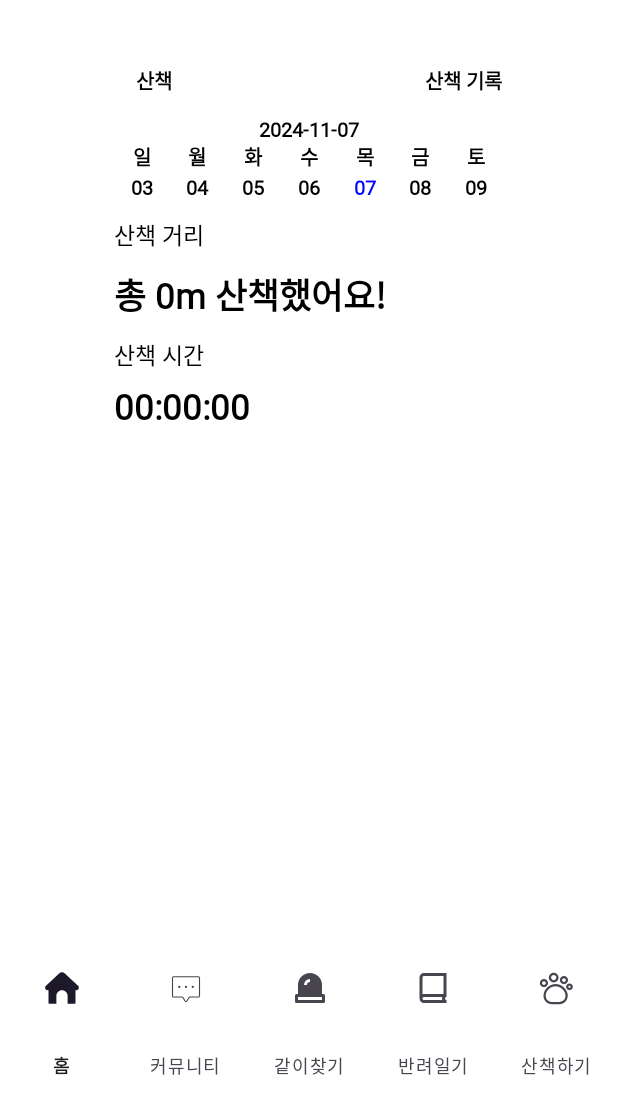
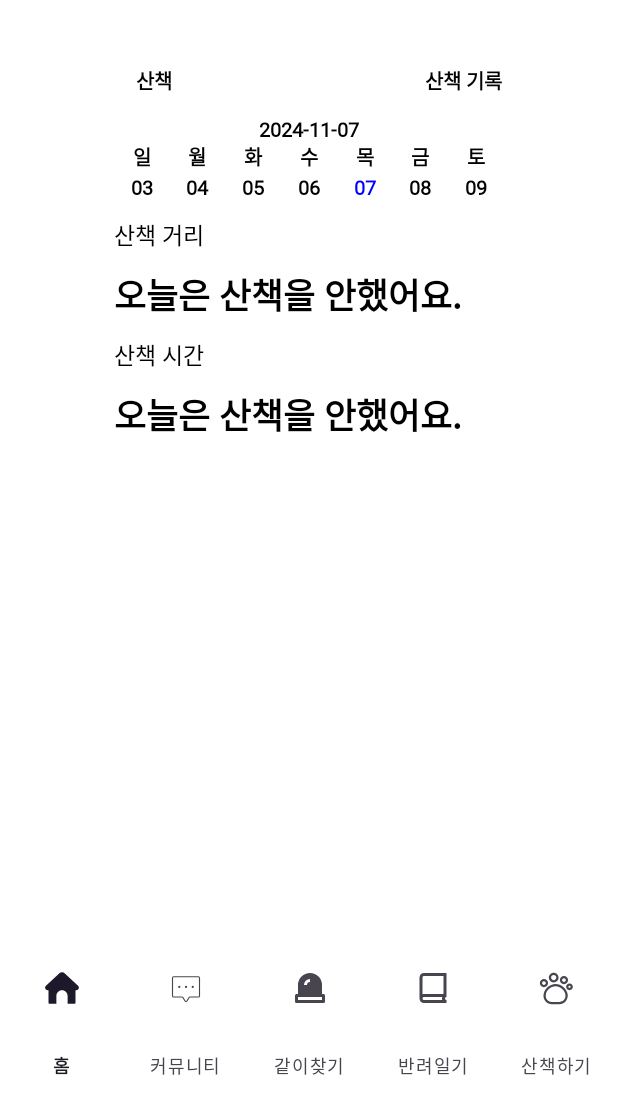
Before and after one commit to kakao-tech-campus-2nd-step3/Team27_Android, an Android app: the fragment WalkingPetRecordFragment placed in its activity, on a phone screen of 412 x 824 dp, the part 139-1236 px from its top. Run offline under Robolectric (Android 15) with nearby library versions, the phone set to English and light mode, and no system bars; our stand-ins replace Dagger/Hilt's generated code; libraries missing offline, so code that uses them is left out: com.kakao.vectormap; pictures from the network do not load.

Commit message:
feat : 산책 기록이 없는경우 거리와 시간을 띄우지 않는 기능 추가

```diff
--- a/app/src/main/java/com/example/togetherpet/fragment/WalkingPetRecordFragment.kt
+++ b/app/src/main/java/com/example/togetherpet/fragment/WalkingPetRecordFragment.kt
@@ -68,7 +68,7 @@ class WalkingPetRecordFragment : Fragment(), OnClickWalkingRecordListener {
             navigateToWalkingPage()
         }
 
-        setFragmentResultListener("dateClick"){ key, bundle ->
+        setFragmentResultListener("dateClick") { key, bundle ->
             val date = bundle.getLong("date")
             binding.calendarDateText.text = LocalDate.ofEpochDay(date).toString()
             selectedDate = LocalDate.ofEpochDay(date)
@@ -88,7 +88,8 @@ class WalkingPetRecordFragment : Fragment(), OnClickWalkingRecordListener {
         viewLifecycleOwner.lifecycleScope.launch {
             repeatOnLifecycle(Lifecycle.State.STARTED) {
                 sharedViewModel.allDistance.collectLatest {
-                    binding.distanceSumValue.text = "총 ${it.toString()}m 산책했어요!"
+                    if (it == 0L) binding.distanceSumValue.text = "오늘은 산책을 안했어요."
+                    else binding.distanceSumValue.text = "총 ${it.toString()}m 산책했어요!"
                 }
             }
         }
@@ -96,9 +97,12 @@ class WalkingPetRecordFragment : Fragment(), OnClickWalkingRecordListener {
         viewLifecycleOwner.lifecycleScope.launch {
             repeatOnLifecycle(Lifecycle.State.STARTED) {
                 sharedViewModel.allTime.collectLatest {
-                    val format = SimpleDateFormat("HH:mm:ss", Locale.KOREAN)
-                    format.timeZone = TimeZone.getTimeZone("UTC")
-                    binding.timeSumValue.text = format.format(it)
+                    if (it == 0L) binding.timeSumValue.text = "오늘은 산책을 안했어요."
+                    else {
+                        val format = SimpleDateFormat("HH:mm:ss", Locale.KOREAN)
+                        format.timeZone = TimeZone.getTimeZone("UTC")
+                        binding.timeSumValue.text = format.format(it)
+                    }
                 }
             }
         }
```
